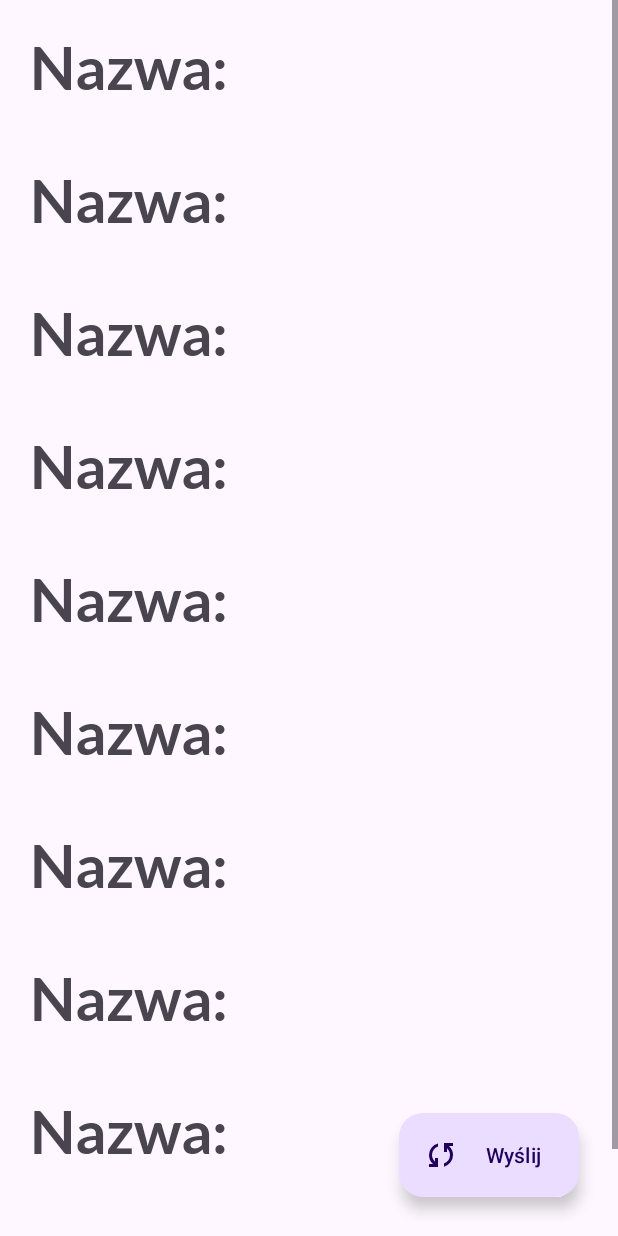
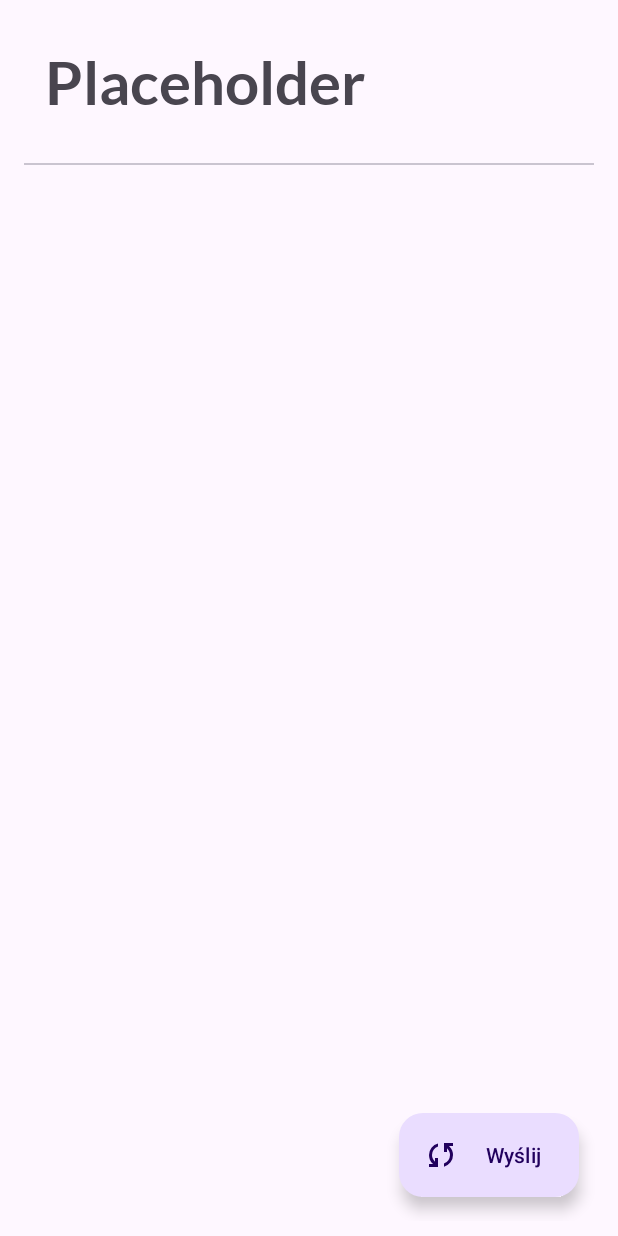
Before and after one commit to zero-jedynkowy/pmik-clock-project, an Android app: the DeviceActivity screen opened directly, with no data from a screen before it, on a phone screen of 412 x 824 dp. Run offline under Robolectric (Android 15) with nearby library versions, the phone set to English and light mode, and no system bars.

Commit message:
Android general fixes

```diff
--- a/androidWorkspace/ClockApp/app/src/main/java/com/example/clockapp/DeviceActivity.java
+++ b/androidWorkspace/ClockApp/app/src/main/java/com/example/clockapp/DeviceActivity.java
@@ -1,16 +1,24 @@
 package com.example.clockapp;
-
 import androidx.appcompat.app.AppCompatActivity;
 
+import android.bluetooth.BluetoothDevice;
+import android.content.Intent;
 import android.os.Bundle;
 
 public class DeviceActivity extends AppCompatActivity
 {
+    BluetoothDevice device;
+    String userName;
+    String model;
 
     @Override
     protected void onCreate(Bundle savedInstanceState)
     {
         super.onCreate(savedInstanceState);
         setContentView(R.layout.activity_device);
+        Intent intent = getIntent();
+        this.device = intent.getParcelableExtra("selectedDevice");
+        this.userName = intent.getStringExtra("itemSystemName");
+        this.model = intent.getStringExtra("modelName");
     }
 }
--- a/androidWorkspace/ClockApp/app/src/main/java/com/example/clockapp/DevicesList.java
+++ b/androidWorkspace/ClockApp/app/src/main/java/com/example/clockapp/DevicesList.java
@@ -1,75 +1,44 @@
 package com.example.clockapp;
-
 import static androidx.core.content.ContextCompat.getSystemService;
 import static androidx.core.content.ContextCompat.startActivities;
-
 import android.bluetooth.BluetoothAdapter;
 import android.bluetooth.BluetoothDevice;
 import android.bluetooth.BluetoothManager;
 import android.content.Intent;
 import android.content.pm.PackageManager;
 import android.os.Bundle;
-
 import androidx.annotation.NonNull;
 import androidx.annotation.Nullable;
 import androidx.core.app.ActivityCompat;
 import androidx.fragment.app.Fragment;
 import androidx.recyclerview.widget.LinearLayoutManager;
 import androidx.recyclerview.widget.RecyclerView;
-
 import android.provider.Settings;
 import android.view.LayoutInflater;
 import android.view.View;
 import android.view.ViewGroup;
 import android.widget.TextView;
 import android.widget.Toast;
-
 import com.google.android.material.floatingactionbutton.FloatingActionButton;
-
 import java.util.ArrayList;
 import java.util.List;
 import java.util.Set;
 
-interface OnItemClickListener {
+interface OnItemClickListener
+{
     void onItemClick(int position);
 }
 
 public class DevicesList extends Fragment implements OnItemClickListener
 {
+    Set<BluetoothDevice> pairedDevices;
+    List<BluetoothDevice> listPairedDevices;
+    List<Item> items;
 
-    // TODO: Rename parameter arguments, choose names that match
-    // the fragment initialization parameters, e.g. ARG_ITEM_NUMBER
-    private static final String ARG_PARAM1 = "param1";
-    private static final String ARG_PARAM2 = "param2";
-
-    // TODO: Rename and change types of parameters
-    private String mParam1;
-    private String mParam2;
-    Set<BluetoothDevice> pairedDevices;
-
-
-    public DevicesList()
-    {
-
-    }
-
-    /**
-     * Use this factory method to create a new instance of
-     * this fragment using the provided parameters.
-     *
-     * @param param1 Parameter 1.
-     * @param param2 Parameter 2.
-     * @return A new instance of fragment DevicesList.
-     */
-    // TODO: Rename and change types and number of parameters
     public static DevicesList newInstance(String param1, String param2)
     {
         DevicesList fragment = new DevicesList();
         Bundle args = new Bundle();
-        args.putString(ARG_PARAM1, param1);
-        args.putString(ARG_PARAM2, param2);
-        fragment.setArguments(args);
-
         return fragment;
     }
 
@@ -77,18 +46,12 @@ public class DevicesList extends Fragment implements OnItemClickListener
     public void onCreate(Bundle savedInstanceState)
     {
         super.onCreate(savedInstanceState);
-        if (getArguments() != null)
-        {
-            mParam1 = getArguments().getString(ARG_PARAM1);
-            mParam2 = getArguments().getString(ARG_PARAM2);
-        }
     }
 
     @Override
     public View onCreateView(LayoutInflater inflater, ViewGroup container, Bundle savedInstanceState)
     {
         View view = inflater.inflate(R.layout.fragment_devices_list, container, false);
-
         view.findViewById(R.id.extended_fab).setOnClickListener(new View.OnClickListener()
         {
             public void onClick(View v)
@@ -112,7 +75,8 @@ public class DevicesList extends Fragment implements OnItemClickListener
         BluetoothManager bluetoothManager = getSystemService(this.getContext(), BluetoothManager.class);
         BluetoothAdapter bluetoothAdapter = bluetoothManager.getAdapter();
         RecyclerView x = getActivity().findViewById(R.id.lista);
-        List<Item> items = new ArrayList<Item>();
+        this.items = new ArrayList<Item>();
+        this.listPairedDevices = new ArrayList<BluetoothDevice>();
         if (bluetoothAdapter != null)
         {
             if (bluetoothAdapter.isEnabled())
@@ -132,6 +96,7 @@ public class DevicesList extends Fragment implements OnItemClickListener
                         {
                             String deviceHardwareAddress = device.getAddress();
                             items.add(new Item("NAZWA", "Clocker", deviceHardwareAddress));
+                            this.listPairedDevices.add(device);
                         }
                     }
                     x.setLayoutManager(new LinearLayoutManager(this.getView().getContext()));
@@ -146,6 +111,10 @@ public class DevicesList extends Fragment implements OnItemClickListener
     @Override
     public void onItemClick(int position)
     {
-        startActivity(new Intent(this.getContext(), DeviceActivity.class));
+        Intent myIntent= new Intent(this.getContext(), DeviceActivity.class);
+        myIntent.putExtra("selectedDevice", this.listPairedDevices.get(position));
+        myIntent.putExtra("itemSystemName", items.get(position).getUserName());
+        myIntent.putExtra("modelName", items.get(position).getModelName());
+        startActivity(myIntent);
     }
 }
--- a/androidWorkspace/ClockApp/app/src/main/java/com/example/clockapp/Settings.java
+++ b/androidWorkspace/ClockApp/app/src/main/java/com/example/clockapp/Settings.java
@@ -1,50 +1,16 @@
 package com.example.clockapp;
-
 import android.os.Bundle;
-
 import androidx.fragment.app.Fragment;
-
 import android.view.LayoutInflater;
 import android.view.View;
 import android.view.ViewGroup;
 
-/**
- * A simple {@link Fragment} subclass.
- * Use the {@link Settings#newInstance} factory method to
- * create an instance of this fragment.
- */
 public class Settings extends Fragment
 {
-
-    // TODO: Rename parameter arguments, choose names that match
-    // the fragment initialization parameters, e.g. ARG_ITEM_NUMBER
-    private static final String ARG_PARAM1 = "param1";
-    private static final String ARG_PARAM2 = "param2";
-
-    // TODO: Rename and change types of parameters
-    private String mParam1;
-    private String mParam2;
-
-    public Settings()
-    {
-        // Required empty public constructor
-    }
-
-    /**
-     * Use this factory method to create a new instance of
-     * this fragment using the provided parameters.
-     *
-     * @param param1 Parameter 1.
-     * @param param2 Parameter 2.
-     * @return A new instance of fragment Settings.
-     */
-    // TODO: Rename and change types and number of parameters
     public static Settings newInstance(String param1, String param2)
     {
         Settings fragment = new Settings();
         Bundle args = new Bundle();
-        args.putString(ARG_PARAM1, param1);
-        args.putString(ARG_PARAM2, param2);
         fragment.setArguments(args);
         return fragment;
     }
@@ -53,18 +19,11 @@ public class Settings extends Fragment
     public void onCreate(Bundle savedInstanceState)
     {
         super.onCreate(savedInstanceState);
-        if (getArguments() != null)
-        {
-            mParam1 = getArguments().getString(ARG_PARAM1);
-            mParam2 = getArguments().getString(ARG_PARAM2);
-        }
     }
 
     @Override
-    public View onCreateView(LayoutInflater inflater, ViewGroup container,
-                             Bundle savedInstanceState)
+    public View onCreateView(LayoutInflater inflater, ViewGroup container, Bundle savedInstanceState)
     {
-        // Inflate the layout for this fragment
         return inflater.inflate(R.layout.fragment_settings, container, false);
     }
 }
--- a/androidWorkspace/ClockApp/app/src/main/res/layout/activity_device.xml
+++ b/androidWorkspace/ClockApp/app/src/main/res/layout/activity_device.xml
@@ -15,85 +15,35 @@
             android:layout_height="wrap_content"
             android:orientation="vertical">
 
-            <TextView
+            <HorizontalScrollView
+                android:layout_width="wrap_content"
+                android:layout_height="wrap_content">
+
+                <TextView
+                    android:id="@+id/deviceTitle"
+                    android:layout_width="match_parent"
+                    android:maxLines="1"
+                    android:layout_height="wrap_content"
+                    android:layout_alignParentTop="true"
+                    android:fontFamily="@font/lato_bold"
+                    android:padding="30dp"
+                    android:ellipsize="none"
+                    android:textSize="40sp"
+                    android:text="Placeholder" />
+
+
+            </HorizontalScrollView>
+
+            <com.google.android.material.divider.MaterialDivider
                 android:layout_width="match_parent"
                 android:layout_height="wrap_content"
-                android:fontFamily="@font/lato_bold"
-                android:padding="20dp"
-                android:text="Nazwa:"
-                android:textSize="40sp" />
+                app:dividerInsetStart="16dp"
+                app:dividerInsetEnd="16dp"
+                android:layout_below="@id/title"
+                android:id="@+id/divider"
+                />
 
-            <TextView
-                android:layout_width="match_parent"
-                android:layout_height="wrap_content"
-                android:fontFamily="@font/lato_bold"
-                android:padding="20dp"
-                android:text="Nazwa:"
-                android:textSize="40sp" />
 
-            <TextView
-                android:layout_width="match_parent"
-                android:layout_height="match_parent"
-                android:fontFamily="@font/lato_bold"
-                android:padding="20dp"
-                android:text="Nazwa:"
-                android:textSize="40sp" />
-
-            <TextView
-                android:layout_width="match_parent"
-                android:layout_height="match_parent"
-                android:fontFamily="@font/lato_bold"
-                android:padding="20dp"
-                android:text="Nazwa:"
-                android:textSize="40sp" />
-
-            <TextView
-                android:layout_width="match_parent"
-                android:layout_height="match_parent"
-                android:fontFamily="@font/lato_bold"
-                android:padding="20dp"
-                android:text="Nazwa:"
-                android:textSize="40sp" />
-
-            <TextView
-                android:layout_width="match_parent"
-                android:layout_height="match_parent"
-                android:fontFamily="@font/lato_bold"
-                android:padding="20dp"
-                android:text="Nazwa:"
-                android:textSize="40sp" />
-
-            <TextView
-                android:layout_width="match_parent"
-                android:layout_height="match_parent"
-                android:fontFamily="@font/lato_bold"
-                android:padding="20dp"
-                android:text="Nazwa:"
-                android:textSize="40sp" />
-
-            <TextView
-                android:layout_width="match_parent"
-                android:layout_height="match_parent"
-                android:fontFamily="@font/lato_bold"
-                android:padding="20dp"
-                android:text="Nazwa:"
-                android:textSize="40sp" />
-
-            <TextView
-                android:layout_width="match_parent"
-                android:layout_height="match_parent"
-                android:fontFamily="@font/lato_bold"
-                android:padding="20dp"
-                android:text="Nazwa:"
-                android:textSize="40sp" />
-
-            <TextView
-                android:layout_width="match_parent"
-                android:layout_height="match_parent"
-                android:fontFamily="@font/lato_bold"
-                android:padding="20dp"
-                android:text="Nazwa:"
-                android:textSize="40sp" />
 
         </LinearLayout>
 
--- a/androidWorkspace/ClockApp/app/src/main/res/layout/item_view.xml
+++ b/androidWorkspace/ClockApp/app/src/main/res/layout/item_view.xml
@@ -3,8 +3,7 @@
 android:id="@+id/card"
 android:layout_width="match_parent"
 android:layout_height="wrap_content"
-android:layout_margin="8dp"
-    >
+android:layout_margin="8dp">
 
 <LinearLayout
     android:layout_width="match_parent"
@@ -47,7 +46,5 @@ android:layout_margin="8dp"
             android:textColor="?android:attr/textColorSecondary"
             />
     </LinearLayout>
-
 </LinearLayout>
-
 </com.google.android.material.card.MaterialCardView>
```
